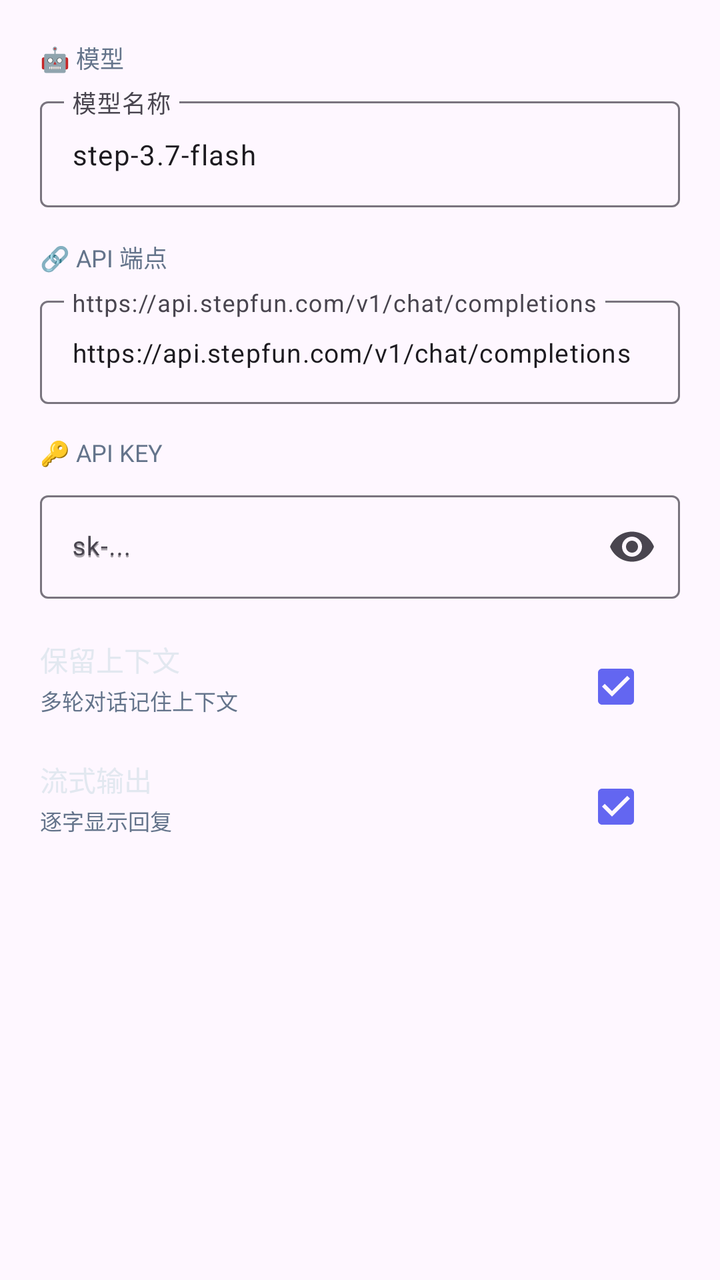
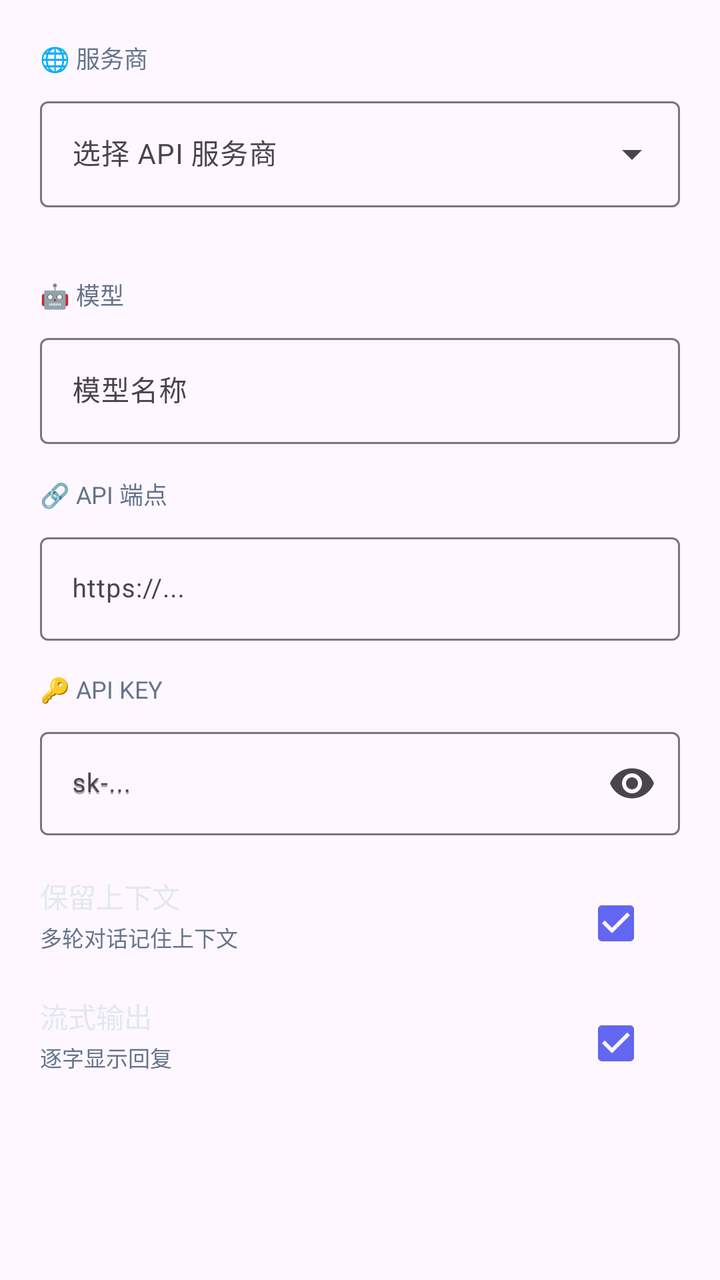

Screens rendered from an Android XML layout before and after an edit, with the pre-edit source and the edit as a unified diff.
<!-- AndroidManifest.xml: application theme Theme.ClawAgent -->
<!-- res/layout/dialog_settings.xml -->
<?xml version="1.0" encoding="utf-8"?>
<LinearLayout xmlns:android="http://schemas.android.com/apk/res/android"
    xmlns:app="http://schemas.android.com/apk/res-auto"
    android:layout_width="match_parent"
    android:layout_height="wrap_content"
    android:orientation="vertical"
    android:padding="20dp">

    <TextView
        android:layout_width="wrap_content"
        android:layout_height="wrap_content"
        android:text="🤖 模型"
        android:textColor="#64748b"
        android:textSize="12sp"
        android:textAllCaps="true"
        android:layout_marginBottom="8dp" />

    <com.google.android.material.textfield.TextInputLayout
        android:layout_width="match_parent"
        android:layout_height="wrap_content"
        android:hint="模型名称"
        style="@style/Widget.Material3.TextInputLayout.OutlinedBox">

        <com.google.android.material.textfield.TextInputEditText
            android:id="@+id/modelEdit"
            android:layout_width="match_parent"
            android:layout_height="wrap_content"
            android:text="step-3.7-flash"
            android:textSize="14sp" />
    </com.google.android.material.textfield.TextInputLayout>

    <TextView
        android:layout_width="wrap_content"
        android:layout_height="wrap_content"
        android:text="🔗 API 端点"
        android:textColor="#64748b"
        android:textSize="12sp"
        android:textAllCaps="true"
        android:layout_marginTop="16dp"
        android:layout_marginBottom="8dp" />

    <com.google.android.material.textfield.TextInputLayout
        android:layout_width="match_parent"
        android:layout_height="wrap_content"
        android:hint="https://api.stepfun.com/v1/chat/completions"
        style="@style/Widget.Material3.TextInputLayout.OutlinedBox">

        <com.google.android.material.textfield.TextInputEditText
            android:id="@+id/endpointEdit"
            android:layout_width="match_parent"
            android:layout_height="wrap_content"
            android:text="https://api.stepfun.com/v1/chat/completions"
            android:textSize="13sp"
            android:inputType="textUri" />
    </com.google.android.material.textfield.TextInputLayout>

    <TextView
        android:layout_width="wrap_content"
        android:layout_height="wrap_content"
        android:text="🔑 API Key"
        android:textColor="#64748b"
        android:textSize="12sp"
        android:textAllCaps="true"
        android:layout_marginTop="16dp"
        android:layout_marginBottom="8dp" />

    <com.google.android.material.textfield.TextInputLayout
        android:layout_width="match_parent"
        android:layout_height="wrap_content"
        android:hint="sk-..."
        style="@style/Widget.Material3.TextInputLayout.OutlinedBox"
        app:endIconMode="password_toggle">

        <com.google.android.material.textfield.TextInputEditText
            android:id="@+id/apiKeyEdit"
            android:layout_width="match_parent"
            android:layout_height="wrap_content"
            android:hint="sk-..."
            android:textSize="13sp"
            android:inputType="textPassword" />
    </com.google.android.material.textfield.TextInputLayout>

    <LinearLayout
        android:layout_width="match_parent"
        android:layout_height="wrap_content"
        android:orientation="horizontal"
        android:layout_marginTop="20dp">

        <LinearLayout
            android:layout_width="0dp"
            android:layout_height="wrap_content"
            android:layout_weight="1"
            android:orientation="vertical">

            <TextView
                android:layout_width="wrap_content"
                android:layout_height="wrap_content"
                android:text="保留上下文"
                android:textColor="#e2e8f0"
                android:textSize="14sp" />

            <TextView
                android:layout_width="wrap_content"
                android:layout_height="wrap_content"
                android:text="多轮对话记住上下文"
                android:textColor="#64748b"
                android:textSize="11sp"
                android:layout_marginTop="2dp" />
        </LinearLayout>

        <CheckBox
            android:id="@+id/contextCheckbox"
            android:layout_width="wrap_content"
            android:layout_height="wrap_content"
            android:checked="true"
            android:textColor="#e2e8f0" />
    </LinearLayout>

    <LinearLayout
        android:layout_width="match_parent"
        android:layout_height="wrap_content"
        android:orientation="horizontal"
        android:layout_marginTop="12dp">

        <LinearLayout
            android:layout_width="0dp"
            android:layout_height="wrap_content"
            android:layout_weight="1"
            android:orientation="vertical">

            <TextView
                android:layout_width="wrap_content"
                android:layout_height="wrap_content"
                android:text="流式输出"
                android:textColor="#e2e8f0"
                android:textSize="14sp" />

            <TextView
                android:layout_width="wrap_content"
                android:layout_height="wrap_content"
                android:text="逐字显示回复"
                android:textColor="#64748b"
                android:textSize="11sp"
                android:layout_marginTop="2dp" />
        </LinearLayout>

        <CheckBox
            android:id="@+id/streamCheckbox"
            android:layout_width="wrap_content"
            android:layout_height="wrap_content"
            android:checked="true"
            android:textColor="#e2e8f0" />
    </LinearLayout>

</LinearLayout>
<!-- resources referenced by this layout -->
<resources>
  <style name="Theme.ClawAgent" parent="Theme.Material3.DayNight.NoActionBar">
          <item name="colorPrimary">@color/accent</item>
          <item name="colorPrimaryContainer">@color/bg2</item>
          <item name="android:statusBarColor">@color/bg</item>
          <item name="android:navigationBarColor">@color/bg</item>
          <item name="android:windowLightStatusBar" tools:targetApi="m">false</item>
      </style>
  <color name="accent">#6366f1</color>
  <color name="bg2">#1a1d27</color>
  <color name="bg">#0f1117</color>
</resources>

<!-- the commit's change to res/layout/dialog_settings.xml (unified diff, before → after) -->
@@ -1,155 +1,195 @@
 <?xml version="1.0" encoding="utf-8"?>
-<LinearLayout xmlns:android="http://schemas.android.com/apk/res/android"
+<ScrollView xmlns:android="http://schemas.android.com/apk/res/android"
     xmlns:app="http://schemas.android.com/apk/res-auto"
     android:layout_width="match_parent"
-    android:layout_height="wrap_content"
-    android:orientation="vertical"
-    android:padding="20dp">
-
-    <TextView
-        android:layout_width="wrap_content"
-        android:layout_height="wrap_content"
-        android:text="🤖 模型"
-        android:textColor="#64748b"
-        android:textSize="12sp"
-        android:textAllCaps="true"
-        android:layout_marginBottom="8dp" />
-
-    <com.google.android.material.textfield.TextInputLayout
-        android:layout_width="match_parent"
-        android:layout_height="wrap_content"
-        android:hint="模型名称"
-        style="@style/Widget.Material3.TextInputLayout.OutlinedBox">
-
-        <com.google.android.material.textfield.TextInputEditText
-            android:id="@+id/modelEdit"
-            android:layout_width="match_parent"
-            android:layout_height="wrap_content"
-            android:text="step-3.7-flash"
-            android:textSize="14sp" />
-    </com.google.android.material.textfield.TextInputLayout>
-
-    <TextView
-        android:layout_width="wrap_content"
-        android:layout_height="wrap_content"
-        android:text="🔗 API 端点"
-        android:textColor="#64748b"
-        android:textSize="12sp"
-        android:textAllCaps="true"
-        android:layout_marginTop="16dp"
-        android:layout_marginBottom="8dp" />
-
-    <com.google.android.material.textfield.TextInputLayout
-        android:layout_width="match_parent"
-        android:layout_height="wrap_content"
-        android:hint="https://api.stepfun.com/v1/chat/completions"
-        style="@style/Widget.Material3.TextInputLayout.OutlinedBox">
-
-        <com.google.android.material.textfield.TextInputEditText
-            android:id="@+id/endpointEdit"
-            android:layout_width="match_parent"
-            android:layout_height="wrap_content"
-            android:text="https://api.stepfun.com/v1/chat/completions"
-            android:textSize="13sp"
-            android:inputType="textUri" />
-    </com.google.android.material.textfield.TextInputLayout>
-
-    <TextView
-        android:layout_width="wrap_content"
-        android:layout_height="wrap_content"
-        android:text="🔑 API Key"
-        android:textColor="#64748b"
-        android:textSize="12sp"
-        android:textAllCaps="true"
-        android:layout_marginTop="16dp"
-        android:layout_marginBottom="8dp" />
-
-    <com.google.android.material.textfield.TextInputLayout
-        android:layout_width="match_parent"
-        android:layout_height="wrap_content"
-        android:hint="sk-..."
-        style="@style/Widget.Material3.TextInputLayout.OutlinedBox"
-        app:endIconMode="password_toggle">
-
-        <com.google.android.material.textfield.TextInputEditText
-            android:id="@+id/apiKeyEdit"
-            android:layout_width="match_parent"
-            android:layout_height="wrap_content"
-            android:hint="sk-..."
-            android:textSize="13sp"
-            android:inputType="textPassword" />
-    </com.google.android.material.textfield.TextInputLayout>
+    android:layout_height="wrap_content">
 
     <LinearLayout
         android:layout_width="match_parent"
         android:layout_height="wrap_content"
-        android:orientation="horizontal"
-        android:layout_marginTop="20dp">
+        android:orientation="vertical"
+        android:padding="20dp">
+
+        <TextView
+            android:layout_width="wrap_content"
+            android:layout_height="wrap_content"
+            android:text="🌐 服务商"
+            android:textColor="#64748b"
+            android:textSize="12sp"
+            android:textAllCaps="true"
+            android:layout_marginBottom="8dp" />
+
+        <com.google.android.material.textfield.TextInputLayout
+            android:layout_width="match_parent"
+            android:layout_height="wrap_content"
+            android:hint="选择 API 服务商"
+            style="@style/Widget.Material3.TextInputLayout.OutlinedBox.ExposedDropdownMenu">
+
+            <AutoCompleteTextView
+                android:id="@+id/providerDropdown"
+                android:layout_width="match_parent"
+                android:layout_height="wrap_content"
+                android:inputType="none"
+                android:textSize="14sp" />
+        </com.google.android.material.textfield.TextInputLayout>
+
+        <TextView
+            android:id="@+id/providerHelp"
+            android:layout_width="wrap_content"
+            android:layout_height="wrap_content"
+            android:text=""
+            android:textColor="#94a3b8"
+            android:textSize="11sp"
+            android:layout_marginTop="4dp"
+            android:autoLink="web" />
+
+        <TextView
+            android:layout_width="wrap_content"
+            android:layout_height="wrap_content"
+            android:text="🤖 模型"
+            android:textColor="#64748b"
+            android:textSize="12sp"
+            android:textAllCaps="true"
+            android:layout_marginTop="16dp"
+            android:layout_marginBottom="8dp" />
+
+        <com.google.android.material.textfield.TextInputLayout
+            android:layout_width="match_parent"
+            android:layout_height="wrap_content"
+            android:hint="模型名称"
+            style="@style/Widget.Material3.TextInputLayout.OutlinedBox">
+
+            <com.google.android.material.textfield.TextInputEditText
+                android:id="@+id/modelEdit"
+                android:layout_width="match_parent"
+                android:layout_height="wrap_content"
+                android:text=""
+                android:textSize="14sp" />
+        </com.google.android.material.textfield.TextInputLayout>
+
+        <TextView
+            android:layout_width="wrap_content"
+            android:layout_height="wrap_content"
+            android:text="🔗 API 端点"
+            android:textColor="#64748b"
+            android:textSize="12sp"
+            android:textAllCaps="true"
+            android:layout_marginTop="16dp"
+            android:layout_marginBottom="8dp" />
+
+        <com.google.android.material.textfield.TextInputLayout
+            android:layout_width="match_parent"
+            android:layout_height="wrap_content"
+            android:hint="https://..."
+            style="@style/Widget.Material3.TextInputLayout.OutlinedBox">
+
+            <com.google.android.material.textfield.TextInputEditText
+                android:id="@+id/endpointEdit"
+                android:layout_width="match_parent"
+                android:layout_height="wrap_content"
+                android:text=""
+                android:textSize="13sp"
+                android:inputType="textUri" />
+        </com.google.android.material.textfield.TextInputLayout>
+
+        <TextView
+            android:layout_width="wrap_content"
+            android:layout_height="wrap_content"
+            android:text="🔑 API Key"
+            android:textColor="#64748b"
+            android:textSize="12sp"
+            android:textAllCaps="true"
+            android:layout_marginTop="16dp"
+            android:layout_marginBottom="8dp" />
+
+        <com.google.android.material.textfield.TextInputLayout
+            android:id="@+id/apiKeyLayout"
+            android:layout_width="match_parent"
+            android:layout_height="wrap_content"
+            android:hint="sk-..."
+            style="@style/Widget.Material3.TextInputLayout.OutlinedBox"
+            app:endIconMode="password_toggle">
+
+            <com.google.android.material.textfield.TextInputEditText
+                android:id="@+id/apiKeyEdit"
+                android:layout_width="match_parent"
+                android:layout_height="wrap_content"
+                android:hint="sk-..."
+                android:textSize="13sp"
+                android:inputType="textPassword" />
+        </com.google.android.material.textfield.TextInputLayout>
 
         <LinearLayout
-            android:layout_width="0dp"
+            android:layout_width="match_parent"
             android:layout_height="wrap_content"
-            android:layout_weight="1"
-            android:orientation="vertical">
+            android:orientation="horizontal"
+            android:layout_marginTop="20dp">
 
-            <TextView
+            <LinearLayout
+                android:layout_width="0dp"
+                android:layout_height="wrap_content"
+                android:layout_weight="1"
+                android:orientation="vertical">
+
+                <TextView
+                    android:layout_width="wrap_content"
+                    android:layout_height="wrap_content"
+                    android:text="保留上下文"
+                    android:textColor="#e2e8f0"
+                    android:textSize="14sp" />
+
+                <TextView
+                    android:layout_width="wrap_content"
+                    android:layout_height="wrap_content"
+                    android:text="多轮对话记住上下文"
+                    android:textColor="#64748b"
+                    android:textSize="11sp"
+                    android:layout_marginTop="2dp" />
+            </LinearLayout>
+
+            <CheckBox
+                android:id="@+id/contextCheckbox"
                 android:layout_width="wrap_content"
                 android:layout_height="wrap_content"
-                android:text="保留上下文"
-                android:textColor="#e2e8f0"
-                android:textSize="14sp" />
+                android:checked="true"
+                android:textColor="#e2e8f0" />
+        </LinearLayout>
 
-            <TextView
+        <LinearLayout
+            android:layout_width="match_parent"
+            android:layout_height="wrap_content"
+            android:orientation="horizontal"
+            android:layout_marginTop="12dp">
+
+            <LinearLayout
+                android:layout_width="0dp"
+                android:layout_height="wrap_content"
+                android:layout_weight="1"
+                android:orientation="vertical">
+
+                <TextView
+                    android:layout_width="wrap_content"
+                    android:layout_height="wrap_content"
+                    android:text="流式输出"
+                    android:textColor="#e2e8f0"
+                    android:textSize="14sp" />
+
+                <TextView
+                    android:layout_width="wrap_content"
+                    android:layout_height="wrap_content"
+                    android:text="逐字显示回复"
+                    android:textColor="#64748b"
+                    android:textSize="11sp"
+                    android:layout_marginTop="2dp" />
+            </LinearLayout>
+
+            <CheckBox
+                android:id="@+id/streamCheckbox"
                 android:layout_width="wrap_content"
                 android:layout_height="wrap_content"
-                android:text="多轮对话记住上下文"
-                android:textColor="#64748b"
-                android:textSize="11sp"
-                android:layout_marginTop="2dp" />
+                android:checked="true"
+                android:textColor="#e2e8f0" />
         </LinearLayout>
 
-        <CheckBox
-            android:id="@+id/contextCheckbox"
-            android:layout_width="wrap_content"
-            android:layout_height="wrap_content"
-            android:checked="true"
-            android:textColor="#e2e8f0" />
     </LinearLayout>
-
-    <LinearLayout
-        android:layout_width="match_parent"
-        android:layout_height="wrap_content"
-        android:orientation="horizontal"
-        android:layout_marginTop="12dp">
-
-        <LinearLayout
-            android:layout_width="0dp"
-            android:layout_height="wrap_content"
-            android:layout_weight="1"
-            android:orientation="vertical">
-
-            <TextView
-                android:layout_width="wrap_content"
-                android:layout_height="wrap_content"
-                android:text="流式输出"
-                android:textColor="#e2e8f0"
-                android:textSize="14sp" />
-
-            <TextView
-                android:layout_width="wrap_content"
-                android:layout_height="wrap_content"
-                android:text="逐字显示回复"
-                android:textColor="#64748b"
-                android:textSize="11sp"
-                android:layout_marginTop="2dp" />
-        </LinearLayout>
-
-        <CheckBox
-            android:id="@+id/streamCheckbox"
-            android:layout_width="wrap_content"
-            android:layout_height="wrap_content"
-            android:checked="true"
-            android:textColor="#e2e8f0" />
-    </LinearLayout>
-
-</LinearLayout>
+</ScrollView>
